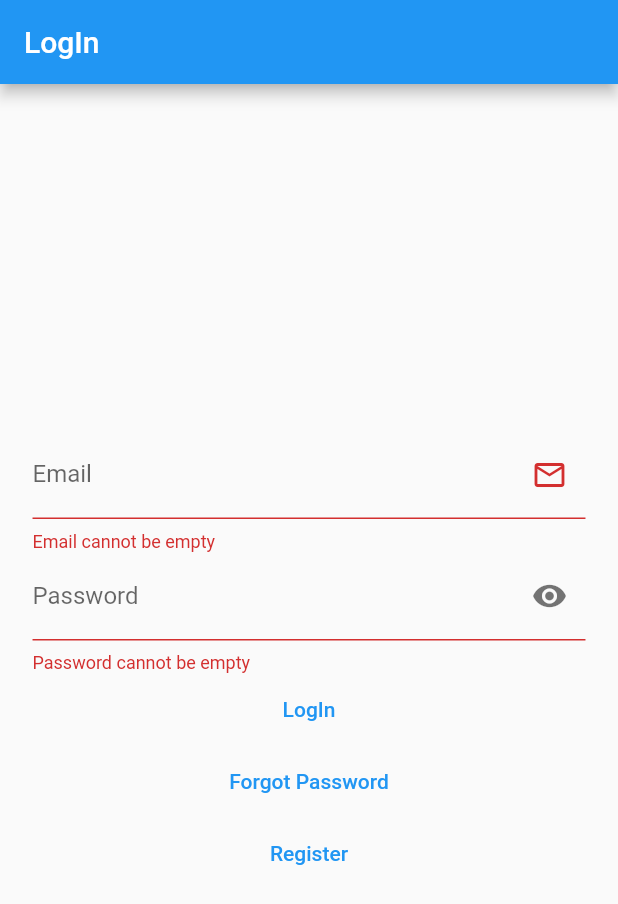
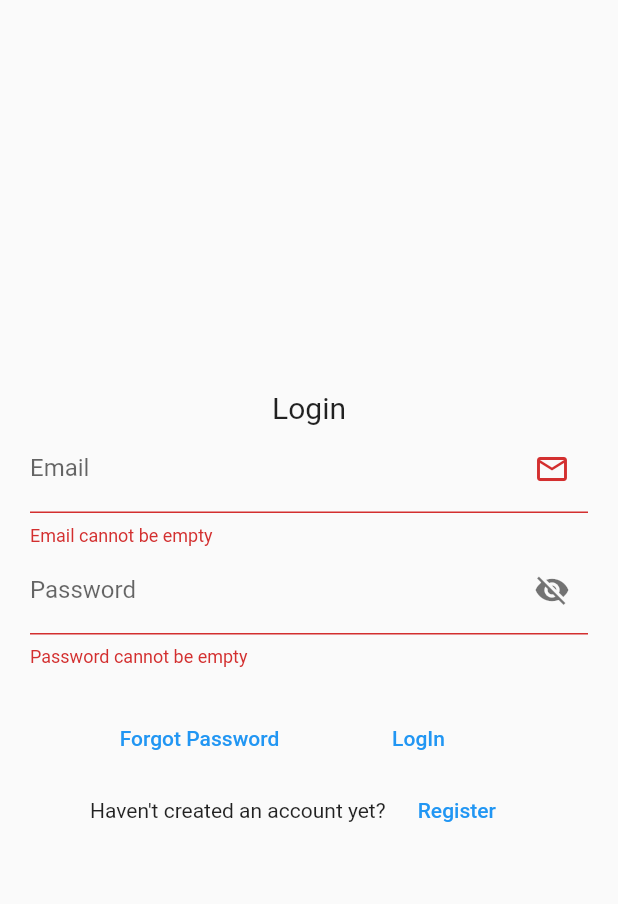
Before and after one commit to ishannadeep/E-Wallet, a Flutter app: the screen it shows after launch, after a tap on "LogIn", on a phone screen of 412 x 824 dp. Shown: the top 904 px of the screen. Run offline on Flutter 3.47's test engine with Material 2 defaults, Android fonts, the phone set to English and light mode, and no system bars; our stand-ins replace cloud_firestore, email_validator, firebase_auth, firebase_core, flutter_spinkit; accounts and stored records are empty.

```diff
--- a/lib/Interfaces/login.dart
+++ b/lib/Interfaces/login.dart
@@ -1,5 +1,5 @@
-import 'package:e_wallet/Interfaces/register.dart';
 import 'package:e_wallet/Services/services.dart';
+import 'package:firebase_auth/firebase_auth.dart';
 import 'package:flutter/material.dart';
 
 class Login extends StatefulWidget {
@@ -12,12 +12,17 @@ class Login extends StatefulWidget {
 }
 
 class _LoginState extends State<Login> {
-  bool _obscuretext = true;
+  final FirebaseAuth _auth = FirebaseAuth.instance;
+
   final _loginformkey = GlobalKey<FormState>();
+
   final _emailcontroller = TextEditingController();
   final _passwordcontroller = TextEditingController();
+
+  bool _obscuretext = true;
   String _email;
   String _password;
+  String _error = "";
 
   void _togglePass() {
     setState(() {
@@ -28,23 +33,19 @@ class _LoginState extends State<Login> {
   @override
   Widget build(BuildContext context) {
     return Scaffold(
-      appBar: AppBar(
-        title: Text("LogIn"),
-      ),
       body: Center(
         child: SingleChildScrollView(
-          child: Row(
-            children: [
-              Expanded(
-                flex: 1,
-                child: SizedBox(),
-              ),
-              Expanded(
-                flex: 17,
+          child: Container(
+            margin: EdgeInsets.all(10),
+            padding: EdgeInsets.all(10.0),
             child: Form(
               key: _loginformkey,
               child: Column(
                 children: [
+                  Text(
+                    "Login",
+                    style: TextStyle(fontSize: 20),
+                  ),
                   TextFormField(
                     controller: _emailcontroller,
                     validator: (value) {
@@ -74,34 +75,26 @@ class _LoginState extends State<Login> {
                       labelText: "Password",
                       suffixIcon: IconButton(
                         icon: _obscuretext
-                                ? Icon(Icons.remove_red_eye)
-                                : Icon(Icons.remove_red_eye_outlined),
+                            ? Icon(Icons.visibility_off)
+                            : Icon(Icons.visibility),
                         onPressed: _togglePass,
                         color: Colors.black54,
                       ),
                     ),
                   ),
-                      Row(
-                        children: [
-                          Expanded(flex: 2, child: SizedBox()),
-                          Expanded(
-                            flex: 6,
+                  Container(
+                    padding: EdgeInsets.symmetric(horizontal: 40),
                     child: Column(
+                      mainAxisAlignment: MainAxisAlignment.spaceEvenly,
+                      mainAxisSize: MainAxisSize.min,
                       children: [
                         Row(
+                          mainAxisAlignment: MainAxisAlignment.center,
                           children: [
-                                    Expanded(
-                                        child: TextButton(
-                                            onPressed: () {
-                                              _loginformkey.currentState.save();
-                                              if (_loginformkey.currentState
-                                                  .validate()) {
-                                                print("logging in");
-                                                var result =
-                                                    signin(_email, _password);
-                                              }
-                                            },
-                                            child: Text("LogIn"))),
+                            Text(
+                              _error,
+                              style: TextStyle(fontSize: 20, color: Colors.red),
+                            ),
                           ],
                         ),
                         Row(
@@ -115,33 +108,58 @@ class _LoginState extends State<Login> {
                                   },
                                   child: Text("Forgot Password")),
                             ),
+                            Expanded(
+                              child: TextButton(
+                                  onPressed: () async {
+                                    _loginformkey.currentState.save();
+                                    if (_loginformkey.currentState.validate()) {
+                                      print("logging in");
+                                      try {
+                                        UserCredential result = await _auth
+                                            .signInWithEmailAndPassword(
+                                                email: _email,
+                                                password: _password);
+                                        print(
+                                            "loged in sucessfully, user : ${result.user.uid}");
+                                      } on FirebaseAuthException catch (e) {
+                                        if (e.code == 'user-not-found') {
+                                          print("user-not-found");
+                                          setState(() {
+                                            _error = 'user not found';
+                                          });
+                                        } else if (e.code == 'wrong-password') {
+                                          print("wrong-password");
+                                          setState(() {
+                                            _error = 'wrong password';
+                                          });
+                                        }
+                                      }
+                                    }
+                                  },
+                                  child: Text("LogIn")),
+                            ),
                           ],
                         ),
                         Row(
                           children: [
+                            Text("Haven't created an account yet?"),
                             Expanded(
                               child: TextButton(
                                   onPressed: () {
                                     widget.toggleView();
+                                    //Navigator.of(context).pushNamed(AppRoutes.);
+                                    //Navigator.of(context).pushReplacement(MaterialPageRoute(builder: (context)=>Register()));
                                   },
-                                            child: Text("Register"))),
+                                  child: Text("Register")),
+                            ),
                           ],
                         ),
                       ],
                     ),
                   ),
-                          Expanded(flex: 2, child: SizedBox()),
-                        ],
-                      ),
                 ],
               ),
             ),
-              ),
-              Expanded(
-                flex: 1,
-                child: SizedBox(),
-              ),
-            ],
           ),
         ),
       ),
--- a/lib/main.dart
+++ b/lib/main.dart
@@ -2,7 +2,6 @@ import 'package:e_wallet/wrapper.dart';
 import 'package:flutter/material.dart';
 import 'package:firebase_core/firebase_core.dart';
 import 'Interfaces/error.dart';
-import 'Interfaces/login.dart';
 import 'Interfaces/loading.dart';
 
 void main() {
@@ -31,11 +30,13 @@ class MyApp extends StatelessWidget {
             }
             // Once complete, show your application
             if (snapshot.connectionState == ConnectionState.done) {
+              // return Provider_validator();
               return Wrapper();
             }
+            return Loading();
+          }
           // Otherwise, show something whilst waiting for initialization to complete
-          return Loading();
-        },
+
           ),
     );
   }
--- a/lib/wrapper.dart
+++ b/lib/wrapper.dart
@@ -1,10 +1,7 @@
 import 'package:e_wallet/Interfaces/home.dart';
 import 'package:e_wallet/Interfaces/loading.dart';
-import 'package:e_wallet/Interfaces/login.dart';
-import 'package:e_wallet/test.dart';
 import 'package:firebase_auth/firebase_auth.dart';
 import 'package:flutter/material.dart';
-
 import 'Interfaces/authenticate.dart';
 
 class Wrapper extends StatefulWidget {
@@ -13,8 +10,6 @@ class Wrapper extends StatefulWidget {
 }
 
 class _WrapperState extends State<Wrapper> {
-  bool userstate = false;
-
   //FirebaseAuth auth=FirebaseAuth.instance;
   @override
   Widget build(BuildContext context) {
@@ -34,11 +29,5 @@ class _WrapperState extends State<Wrapper> {
         return Loading();
       },
     );
-
-/*
-    if(userstate){
-      return Home();
-    }else{
-      return Login();*/
   }
 }
```
Also changed, not shown: lib/Interfaces/home.dart (+31 -7 lines), lib/Interfaces/register.dart (+111 -31 lines), lib/Services/provider_validator.dart (added, +24 -0 lines), lib/Services/services.dart (+7 -3 lines). Lines whose indentation alone changed are shown as unchanged.
